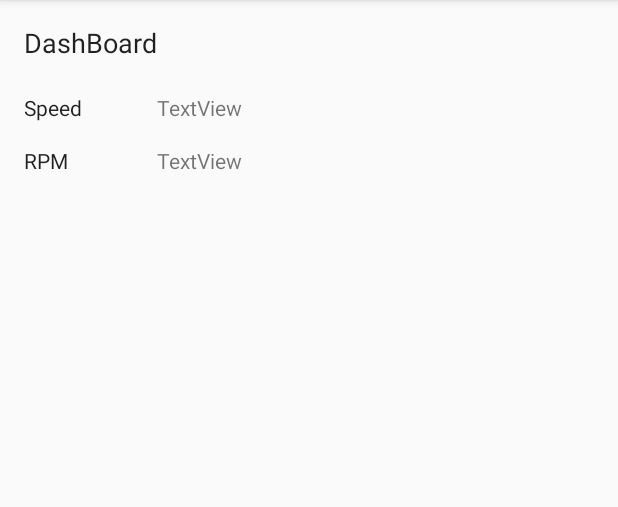
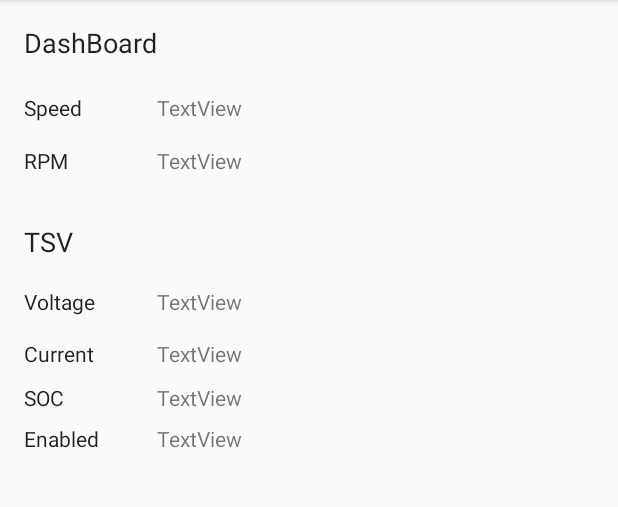
Before and after one commit to LafayetteFormulaElectricVehicle/Cell-Phone-App, an Android app: the Parsify screen opened directly, with no data from a screen before it, on a phone screen of 412 x 824 dp, the part 84-591 px from its top. Run offline under Robolectric (Android 15) with nearby library versions, the phone set to English and light mode, and no system bars; 7 statements that could not run were skipped.

Commit message:
Fixed Issues with Parsing

```diff
--- a/testRaji/JSONPasringDemo/MyApplication/app/src/main/java/birrur/com/jsonparse/Parsify.java
+++ b/testRaji/JSONPasringDemo/MyApplication/app/src/main/java/birrur/com/jsonparse/Parsify.java
@@ -1,13 +1,13 @@
 package birrur.com.jsonparse;
 
-import android.content.Intent;
 import android.support.v7.app.AppCompatActivity;
 import android.os.Bundle;
 import android.util.Log;
-import android.widget.EditText;
 import android.widget.TextView;
 
 import com.google.gson.Gson;
+
+import org.w3c.dom.Text;
 
 import java.io.IOException;
 import java.io.InputStream;
@@ -33,10 +33,18 @@ public class Parsify extends AppCompatActivity {
 
 
         TextView tvRPME = (TextView) findViewById(R.id.tvRPME);
-        TextView tvSpeedE = (TextView) findViewById(R.id.tvRPME);
+        TextView tvSpeedE = (TextView) findViewById(R.id.tvVE);
+        TextView tvVE = (TextView) findViewById(R.id.tvVE);
+        TextView tvIE = (TextView) findViewById(R.id.tvIE);
+        TextView tvSocE = (TextView) findViewById(R.id.tvSocE);
+        TextView tvOnE = (TextView) findViewById(R.id.tvOnE);
 
         tvRPME.setText(dataSet.getDashboard().getRpm().toString());
         tvSpeedE.setText(dataSet.getDashboard().getSpeed().toString());
+        tvVE.setText(dataSet.getTsv().getVoltage().toString());
+        tvIE.setText(dataSet.getTsv().getCurrent().toString());
+        tvSocE.setText(dataSet.getTsv().getStateOfCharge().toString());
+        tvOnE.setText(dataSet.getTsv().getEnabled().toString());
     }
 
     public String readSon(){
--- a/testRaji/JSONPasringDemo/MyApplication/app/src/main/res/layout/activity_parsify.xml
+++ b/testRaji/JSONPasringDemo/MyApplication/app/src/main/res/layout/activity_parsify.xml
@@ -64,4 +64,109 @@
         android:layout_alignStart="@+id/tvRPME"
         android:layout_alignParentRight="true"
         android:layout_alignParentEnd="true" />
+
+    <TextView
+        android:text="TSV"
+        android:layout_width="wrap_content"
+        android:layout_height="wrap_content"
+        android:id="@+id/textView"
+        android:textAppearance="@style/TextAppearance.AppCompat"
+        android:textSize="18sp"
+        android:layout_below="@+id/tvRPM"
+        android:layout_alignParentLeft="true"
+        android:layout_alignParentStart="true"
+        android:layout_marginTop="32dp" />
+
+    <TextView
+        android:text="Voltage"
+        android:layout_width="wrap_content"
+        android:layout_height="wrap_content"
+        android:id="@+id/tvV"
+        android:textAppearance="@style/TextAppearance.AppCompat"
+        android:layout_marginTop="18dp"
+        android:layout_below="@+id/textView"
+        android:layout_alignParentLeft="true"
+        android:layout_alignParentStart="true" />
+
+    <TextView
+        android:text="Current"
+        android:layout_width="wrap_content"
+        android:layout_height="wrap_content"
+        android:id="@+id/tvI"
+        android:textAppearance="@style/TextAppearance.AppCompat"
+        android:layout_marginTop="15dp"
+        android:layout_below="@+id/tvV"
+        android:layout_alignParentLeft="true"
+        android:layout_alignParentStart="true" />
+
+    <TextView
+        android:text="TextView"
+        android:layout_width="wrap_content"
+        android:layout_height="wrap_content"
+        android:id="@+id/tvVE"
+        android:layout_alignBaseline="@+id/tvV"
+        android:layout_alignBottom="@+id/tvV"
+        android:layout_alignLeft="@+id/tvRPME"
+        android:layout_alignStart="@+id/tvRPME"
+        android:layout_alignParentRight="true"
+        android:layout_alignParentEnd="true" />
+
+    <TextView
+        android:text="TextView"
+        android:layout_width="wrap_content"
+        android:layout_height="wrap_content"
+        android:id="@+id/tvIE"
+        android:layout_alignBaseline="@+id/tvI"
+        android:layout_alignBottom="@+id/tvI"
+        android:layout_alignLeft="@+id/tvVE"
+        android:layout_alignStart="@+id/tvVE"
+        android:layout_alignParentRight="true"
+        android:layout_alignParentEnd="true" />
+
+    <TextView
+        android:text="SOC"
+        android:layout_width="wrap_content"
+        android:layout_height="wrap_content"
+        android:id="@+id/tvSoc"
+        android:textAppearance="@style/TextAppearance.AppCompat"
+        android:layout_below="@+id/tvI"
+        android:layout_alignParentLeft="true"
+        android:layout_alignParentStart="true"
+        android:layout_marginTop="10dp" />
+
+    <TextView
+        android:text="TextView"
+        android:layout_width="wrap_content"
+        android:layout_height="wrap_content"
+        android:id="@+id/tvSocE"
+        android:layout_alignBaseline="@+id/tvSoc"
+        android:layout_alignBottom="@+id/tvSoc"
+        android:layout_alignLeft="@+id/tvIE"
+        android:layout_alignStart="@+id/tvIE"
+        android:layout_alignParentRight="true"
+        android:layout_alignParentEnd="true" />
+
+    <TextView
+        android:text="Enabled"
+        android:layout_width="wrap_content"
+        android:layout_height="wrap_content"
+        android:id="@+id/tvOn"
+        android:textAppearance="@style/TextAppearance.AppCompat"
+        android:layout_marginTop="8dp"
+        android:layout_below="@+id/tvSoc"
+        android:layout_alignParentLeft="true"
+        android:layout_alignParentStart="true" />
+
+    <TextView
+        android:text="TextView"
+        android:layout_width="wrap_content"
+        android:layout_height="wrap_content"
+        android:id="@+id/tvOnE"
+        android:layout_alignBaseline="@+id/tvOn"
+        android:layout_alignBottom="@+id/tvOn"
+        android:layout_alignLeft="@+id/tvSocE"
+        android:layout_alignStart="@+id/tvSocE"
+        android:layout_alignParentRight="true"
+        android:layout_alignParentEnd="true" />
+
 </RelativeLayout>
```
